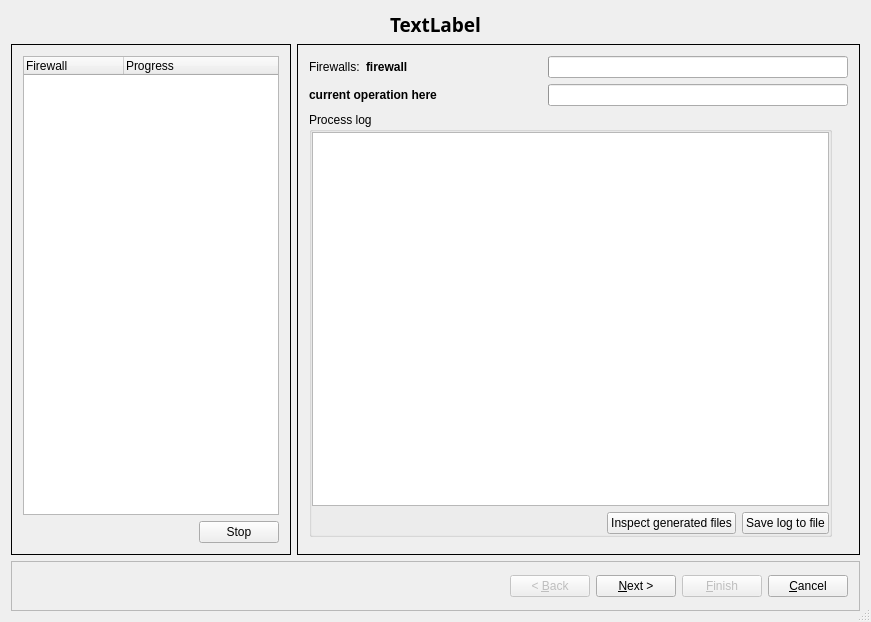
Before: the Qt Designer form src/firewallfabrik/gui/ui/compileinstalldialog_q.ui in Linuxfabrik/firewallfabrik, drawn with Qt 5.
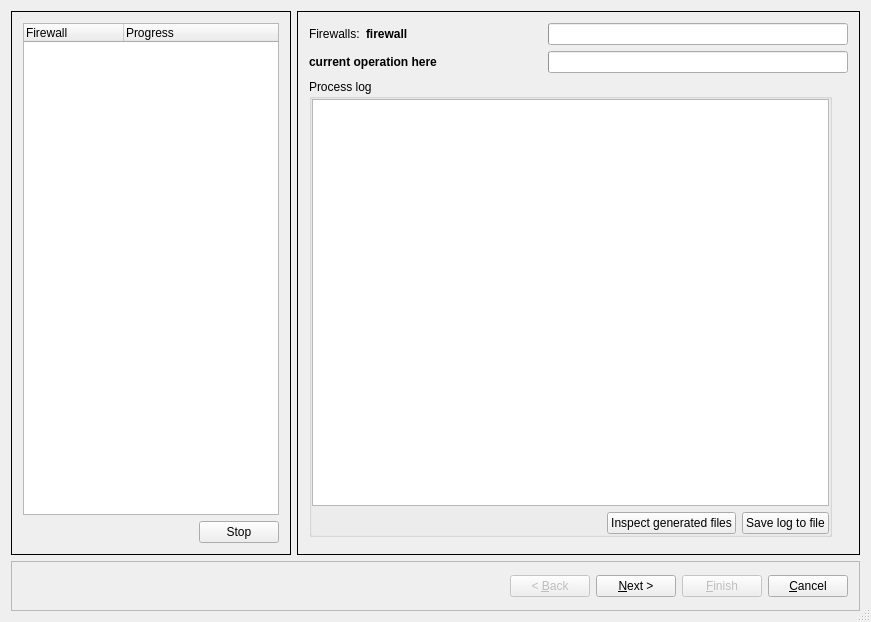
After: the same form once the commit is applied.

The edit to the form file:
```diff
--- a/src/firewallfabrik/gui/ui/compileinstalldialog_q.ui
+++ b/src/firewallfabrik/gui/ui/compileinstalldialog_q.ui
@@ -21,37 +21,6 @@
   </property>
   <layout class="QGridLayout" name="gridLayout_2">
    <item row="0" column="0">
-    <widget class="QLabel" name="titleLabel">
-     <property name="sizePolicy">
-      <sizepolicy hsizetype="MinimumExpanding" vsizetype="Fixed">
-       <horstretch>0</horstretch>
-       <verstretch>0</verstretch>
-      </sizepolicy>
-     </property>
-     <property name="minimumSize">
-      <size>
-       <width>0</width>
-       <height>25</height>
-      </size>
-     </property>
-     <property name="font">
-      <font>
-       <family>Sans Serif</family>
-       <pointsize>14</pointsize>
-       <weight>75</weight>
-       <italic>false</italic>
-       <bold>true</bold>
-      </font>
-     </property>
-     <property name="text">
-      <string>TextLabel</string>
-     </property>
-     <property name="alignment">
-      <set>Qt::AlignmentFlag::AlignCenter</set>
-     </property>
-    </widget>
-   </item>
-   <item row="1" column="0">
     <widget class="QStackedWidget" name="stackedWidget">
      <property name="sizePolicy">
       <sizepolicy hsizetype="Expanding" vsizetype="MinimumExpanding">
```
Left out of the diff: 5 changed lines with no effect on the pictures.
